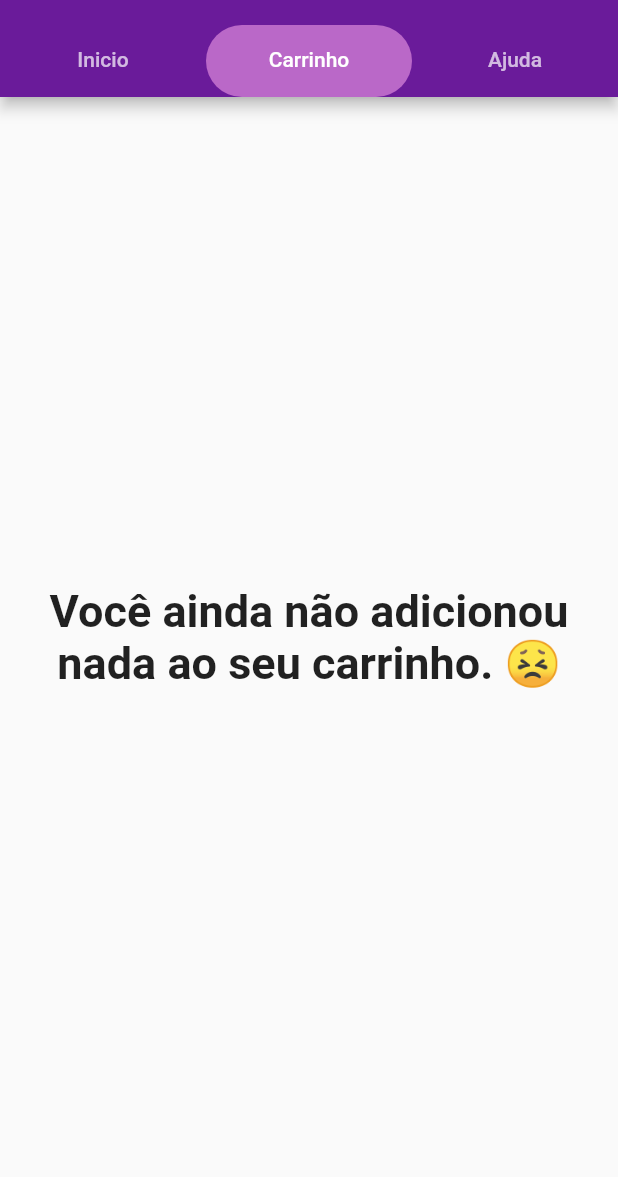
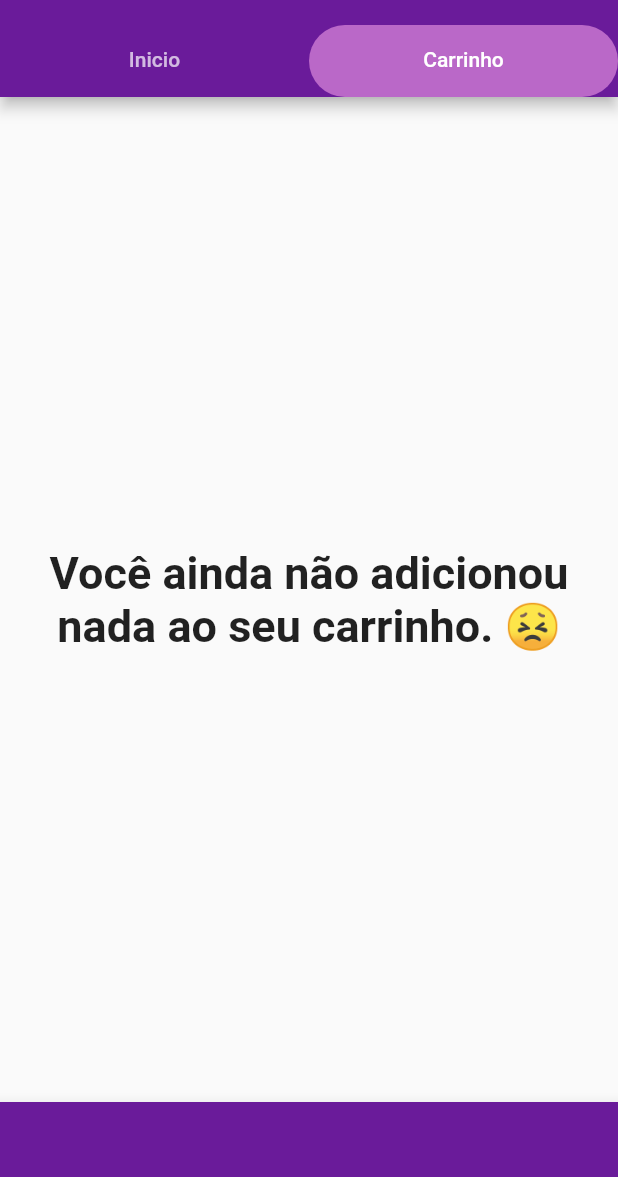
Before and after one commit to PyFriendsOficial/App-Frigga, a Flutter app: the screen it shows after launch, tab 2 chosen, on a phone screen of 412 x 824 dp, the part 59-1236 px from its top. Run offline on Flutter 3.47's test engine with Material 2 defaults, Android fonts, the phone set to English and light mode, and no system bars; missing offline and left inert: flutter_audio_recorder.

Commit message:
pagina inicial funcionando

```diff
--- a/lib/tabs/fake_tab.dart
+++ b/lib/tabs/fake_tab.dart
@@ -1,3 +1,5 @@
+import 'dart:ui';
+
 import 'package:app_violencia/tabs/help_tab.dart';
 import 'package:flutter/material.dart';
 import 'package:flutter_staggered_grid_view/flutter_staggered_grid_view.dart';
@@ -6,20 +8,70 @@ class FakeTab extends StatelessWidget {
   @override
   Widget build(BuildContext context) {
     final List<Widget> containers = [
-      Container(),
+      CustomScrollView(
+        primary: false,
+        slivers: <Widget>[
+          SliverPadding(
+            padding: const EdgeInsets.all(1.0),
+            sliver: SliverGrid.count(
+              crossAxisCount: 1,
+              crossAxisSpacing: 1.0,
+              children: <Widget>[
+                Container(
+                  padding: const EdgeInsets.all(1.0),
+                  child: Column(
+                    children: <Widget>[
+                      Text(
+                        "PASTEL",
+                        style: TextStyle(
+                            fontSize: 30.0, fontWeight: FontWeight.bold),
+                      ),
+                      Image.asset('assets/pastel.jpg'),
+                    ],
+                  ),
+                ),
+                Container(
+                  child: Column(
+                    children: <Widget>[
+                      Text(
+                        "JAPONÊS",
+                        style: TextStyle(
+                            fontSize: 30.0, fontWeight: FontWeight.bold),
+                      ),
+                      Image.asset('assets/japanesefood.png'),
+                    ],
+                  ),
+                ),
+                Container(
+                  child: Column(
+                    children: <Widget>[
+                      Text(
+                        "PIZZA",
+                        style: TextStyle(
+                            fontSize: 30.0, fontWeight: FontWeight.bold),
+                      ),
+                      Image.asset('assets/pizza.jpg'),
+                    ],
+                  ),
+                ),
+              ],
+            ),
+          )
+        ],
+      ),
       Container(
-          child: Center(
-        child: Text(
-          "Você ainda não adicionou nada ao seu carrinho. 😣",
-          style: TextStyle(fontSize: 30.0, fontWeight: FontWeight.bold),
-          textAlign: TextAlign.center,
+        child: Center(
+          child: Text(
+            "Você ainda não adicionou nada ao seu carrinho. 😣",
+            style: TextStyle(fontSize: 30.0, fontWeight: FontWeight.bold),
+            textAlign: TextAlign.center,
+          ),
         ),
-      )),
-      HelpTab(),
+      ),
     ];
 
     return DefaultTabController(
-      length: 3,
+      length: 2,
       child: Scaffold(
         appBar: AppBar(
           title: Text(
@@ -39,15 +91,18 @@ class FakeTab extends StatelessWidget {
               Tab(
                 text: "Carrinho",
               ),
-              Tab(
-                text: "Ajuda",
-              ),
             ],
           ),
         ),
         body: TabBarView(
           children: containers,
         ),
+        bottomNavigationBar: BottomAppBar(
+          color: Colors.purple[800],
+          child: Container(
+            height: 50.0,
+          ),
+        ),
       ),
     );
   }
--- a/pubspec.yaml
+++ b/pubspec.yaml
@@ -53,7 +53,11 @@ flutter:
     - assets/solidas.png
     - assets/Ajuda1.png
     - assets/atencao.png
+    - assets/japanesefood.png
+    - assets/pastel.jpg
+    - assets/pizza.jpg
     - assets/audios/audio.mp4
+
 
   # The following line ensures that the Material Icons font is
   # included with your application, so that you can use the icons in
```
Also changed, not shown: assets/japanesefood.png (added), assets/pastel.jpg (added), assets/pizza.jpg (added).
